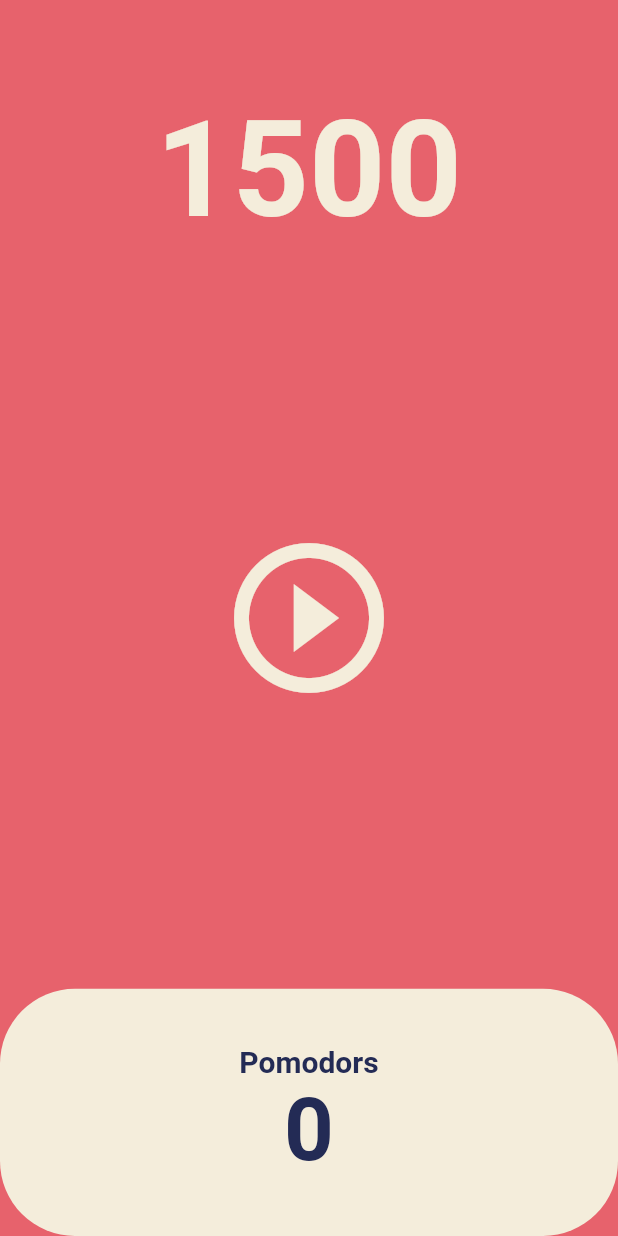
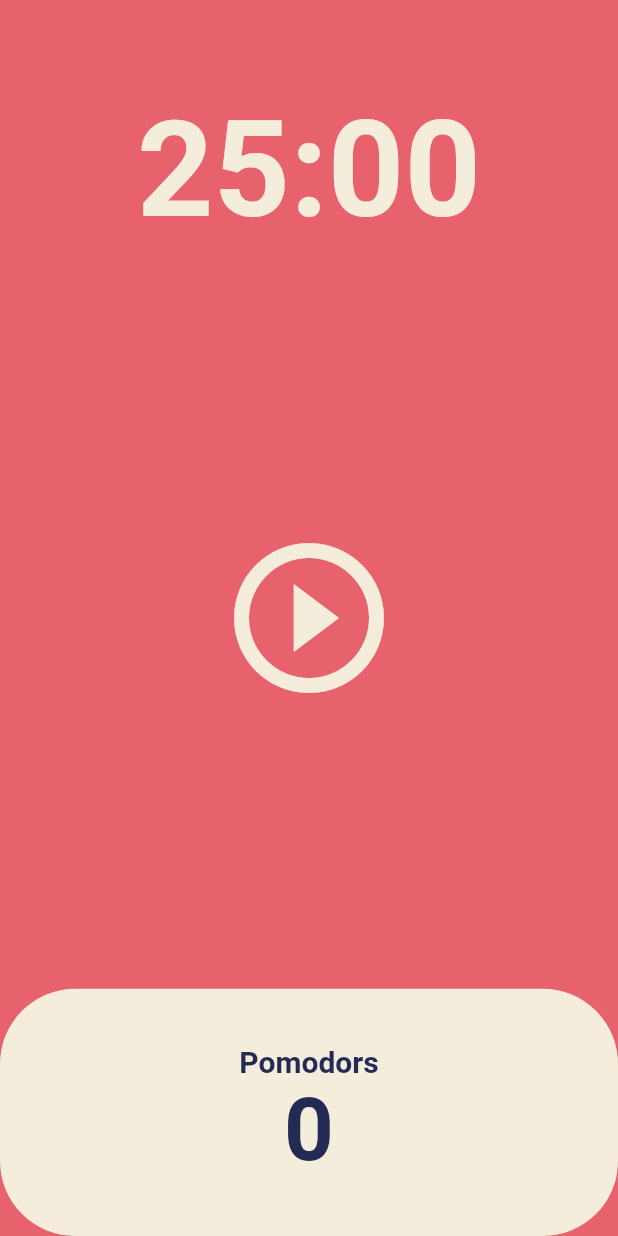
Before and after one commit to Myoungmin/flutter_pomodoro_app, a Flutter app: the screen it shows after launch, on a phone screen of 412 x 824 dp. Run offline on Flutter 3.47's test engine with Material 2 defaults, Android fonts, the phone set to English and light mode, and no system bars.

Commit message:
문자열 잘라낸 것을 반환하여 UI표출

```diff
--- a/lib/screens/home_screen.dart
+++ b/lib/screens/home_screen.dart
@@ -46,8 +46,7 @@ class _HomeScreenState extends State<HomeScreen> {
 
   String format(int seconds) {
     var duration = Duration(seconds: seconds);
-    print(duration.toString().split(".").first.substring(2, 7));
-    return '$seconds';
+    return duration.toString().split(".").first.substring(2, 7);
   }
 
   @override
```
